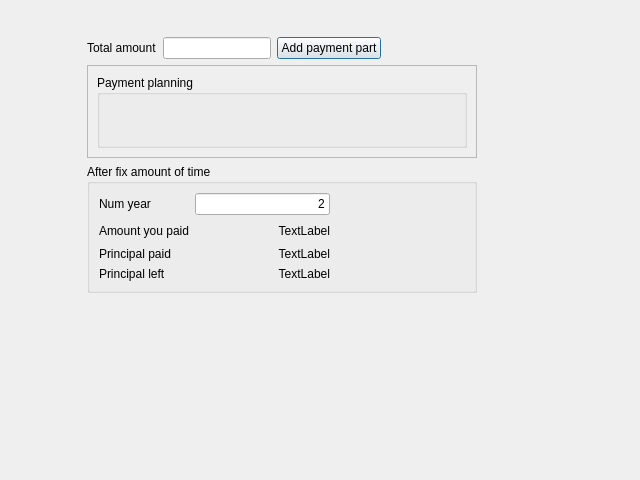
The window that Planner.ui (mhtrinh/mortgage-calculator) describes before a commit, drawn with Qt 5.
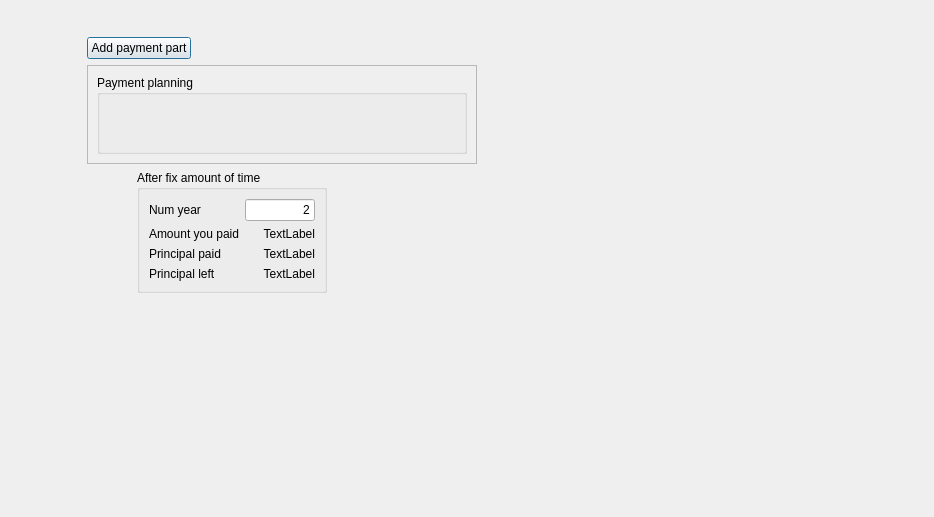
The same window after the commit.

The edit to the form file:
```diff
--- a/Planner.ui
+++ b/Planner.ui
@@ -6,8 +6,8 @@
    <rect>
     <x>0</x>
     <y>0</y>
-    <width>640</width>
-    <height>480</height>
+    <width>934</width>
+    <height>517</height>
    </rect>
   </property>
   <property name="windowTitle">
@@ -37,16 +37,6 @@
     </property>
     <item>
      <layout class="QHBoxLayout" name="horizontalLayout">
-      <item>
-       <widget class="QLabel" name="label">
-        <property name="text">
-         <string>Total amount</string>
-        </property>
-       </widget>
-      </item>
-      <item>
-       <widget class="QLineEdit" name="lineEdit"/>
-      </item>
       <item>
        <widget class="QPushButton" name="pushButton">
         <property name="text">
@@ -80,7 +70,7 @@
          <x>0</x>
          <y>0</y>
          <width>388</width>
-         <height>77</height>
+         <height>79</height>
         </rect>
        </property>
        <layout class="QVBoxLayout" name="verticalLayout">
@@ -96,11 +86,62 @@
      </widget>
     </item>
     <item>
+     <layout class="QHBoxLayout" name="horizontalLayout_2" stretch="10,0,30">
+      <item>
+       <spacer name="horizontalSpacer_3">
+        <property name="orientation">
+         <enum>Qt::Horizontal</enum>
+        </property>
+        <property name="sizeHint" stdset="0">
+         <size>
+          <width>40</width>
+          <height>20</height>
+         </size>
+        </property>
+       </spacer>
+      </item>
+      <item>
      <widget class="QGroupBox" name="groupBox_2">
       <property name="title">
        <string>After fix amount of time</string>
       </property>
-      <layout class="QGridLayout" name="gridLayout">
+        <layout class="QGridLayout" name="gridLayout" columnstretch="0,0">
+         <item row="1" column="1">
+          <widget class="QLineEdit" name="afterYearEdt">
+           <property name="maximumSize">
+            <size>
+             <width>70</width>
+             <height>16777215</height>
+            </size>
+           </property>
+           <property name="layoutDirection">
+            <enum>Qt::LeftToRight</enum>
+           </property>
+           <property name="text">
+            <string>2</string>
+           </property>
+           <property name="alignment">
+            <set>Qt::AlignRight|Qt::AlignTrailing|Qt::AlignVCenter</set>
+           </property>
+          </widget>
+         </item>
+         <item row="4" column="0">
+          <widget class="QLabel" name="label_7">
+           <property name="text">
+            <string>Principal left</string>
+           </property>
+          </widget>
+         </item>
+         <item row="4" column="1">
+          <widget class="QLabel" name="leftLbl">
+           <property name="text">
+            <string>TextLabel</string>
+           </property>
+           <property name="alignment">
+            <set>Qt::AlignRight|Qt::AlignTrailing|Qt::AlignVCenter</set>
+           </property>
+          </widget>
+         </item>
        <item row="1" column="0">
         <widget class="QLabel" name="label_2">
          <property name="text">
@@ -142,7 +183,10 @@
          </property>
         </widget>
        </item>
-       <item row="2" column="2">
+        </layout>
+       </widget>
+      </item>
+      <item>
         <spacer name="horizontalSpacer_2">
          <property name="orientation">
           <enum>Qt::Horizontal</enum>
@@ -155,38 +199,7 @@
          </property>
         </spacer>
        </item>
-       <item row="1" column="1">
-        <widget class="QLineEdit" name="afterYearEdt">
-         <property name="layoutDirection">
-          <enum>Qt::LeftToRight</enum>
-         </property>
-         <property name="text">
-          <string>2</string>
-         </property>
-         <property name="alignment">
-          <set>Qt::AlignRight|Qt::AlignTrailing|Qt::AlignVCenter</set>
-         </property>
-        </widget>
-       </item>
-       <item row="4" column="0">
-        <widget class="QLabel" name="label_7">
-         <property name="text">
-          <string>Principal left</string>
-         </property>
-        </widget>
-       </item>
-       <item row="4" column="1">
-        <widget class="QLabel" name="leftLbl">
-         <property name="text">
-          <string>TextLabel</string>
-         </property>
-         <property name="alignment">
-          <set>Qt::AlignRight|Qt::AlignTrailing|Qt::AlignVCenter</set>
-         </property>
-        </widget>
-       </item>
-      </layout>
-     </widget>
+     </layout>
     </item>
    </layout>
   </widget>
```
Lines whose indentation alone changed are shown as unchanged.
